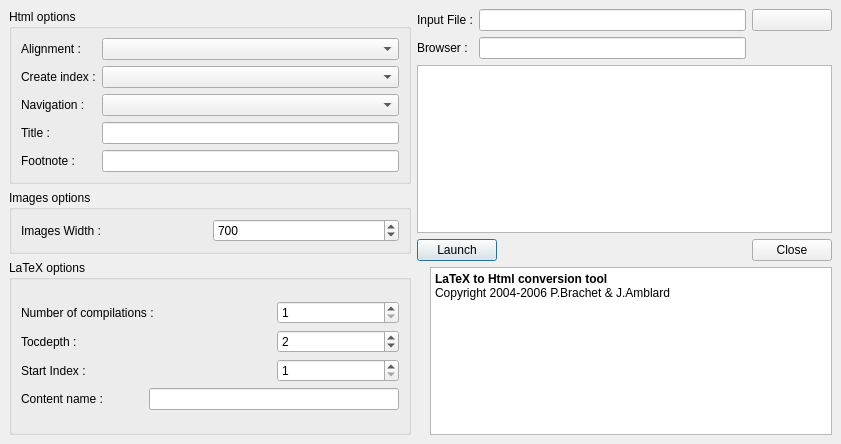
Qt form webpublishdialog.ui (svn2github/texstudio-trunk) before a commit.
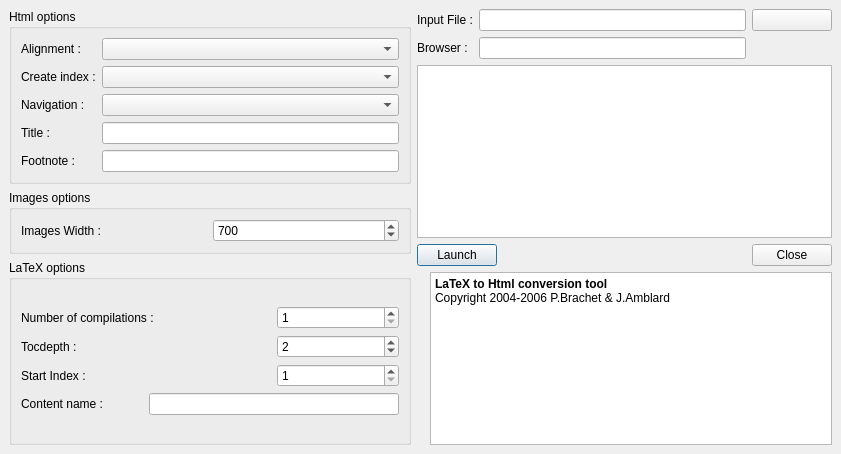
The same form after that commit. Icons and pictures are not drawn.

Commit message: fix icons in sub dialogs

```diff
--- a/webpublishdialog.ui
+++ b/webpublishdialog.ui
@@ -1,12 +1,12 @@
 <ui version="4.0" >
  <class>WebPublishDialog</class>
- <widget class="QDialog" name="WebPublishDialog" >
-  <property name="geometry" >
+ <widget class="QDialog" name="WebPublishDialog">
+  <property name="geometry">
    <rect>
     <x>0</x>
     <y>0</y>
     <width>841</width>
-    <height>444</height>
+    <height>454</height>
    </rect>
   </property>
   <property name="windowTitle" >
@@ -24,12 +24,13 @@
      <property name="readOnly" >
       <bool>true</bool>
      </property>
-     <property name="html" >
-      <string>&lt;html>&lt;head>&lt;meta name="qrichtext" content="1" />&lt;style type="text/css">
+     <property name="html">
+      <string>&lt;!DOCTYPE HTML PUBLIC &quot;-//W3C//DTD HTML 4.0//EN&quot; &quot;http://www.w3.org/TR/REC-html40/strict.dtd&quot;&gt;
+&lt;html&gt;&lt;head&gt;&lt;meta name=&quot;qrichtext&quot; content=&quot;1&quot; /&gt;&lt;style type=&quot;text/css&quot;&gt;
 p, li { white-space: pre-wrap; }
-&lt;/style>&lt;/head>&lt;body style=" font-family:'Sans Serif'; font-size:9pt; font-weight:400; font-style:normal; text-decoration:none;">
-&lt;p style=" margin-top:0px; margin-bottom:0px; margin-left:0px; margin-right:0px; -qt-block-indent:0; text-indent:0px; font-family:'Bitstream Vera Sans';">&lt;span style=" font-weight:600; color:#000000;">LaTeX to Html conversion tool&lt;/span>&lt;/p>
-&lt;p style=" margin-top:0px; margin-bottom:0px; margin-left:0px; margin-right:0px; -qt-block-indent:0; text-indent:0px; font-family:'Bitstream Vera Sans'; color:#000000;">Copyright 2004-2006 P.Brachet &amp;amp; J.Amblard&lt;/p>&lt;/body>&lt;/html></string>
+&lt;/style&gt;&lt;/head&gt;&lt;body style=&quot; font-family:'Sans'; font-size:10pt; font-weight:400; font-style:normal;&quot;&gt;
+&lt;p style=&quot; margin-top:0px; margin-bottom:0px; margin-left:0px; margin-right:0px; -qt-block-indent:0; text-indent:0px;&quot;&gt;&lt;span style=&quot; font-family:'Bitstream Vera Sans'; font-size:9pt; font-weight:600; color:#000000;&quot;&gt;LaTeX to Html conversion tool&lt;/span&gt;&lt;/p&gt;
+&lt;p style=&quot; margin-top:0px; margin-bottom:0px; margin-left:0px; margin-right:0px; -qt-block-indent:0; text-indent:0px;&quot;&gt;&lt;span style=&quot; font-family:'Bitstream Vera Sans'; font-size:9pt; color:#000000;&quot;&gt;Copyright 2004-2006 P.Brachet &amp;amp; J.Amblard&lt;/span&gt;&lt;/p&gt;&lt;/body&gt;&lt;/html&gt;</string>
      </property>
     </widget>
    </item>
@@ -68,13 +69,13 @@
           <property name="toolTip" >
            <string>Number of latex compilations for the input file</string>
           </property>
-          <property name="maximum" >
+          <property name="minimum">
+           <number>1</number>
+          </property>
+          <property name="maximum">
            <number>3</number>
           </property>
-          <property name="minimum" >
-           <number>1</number>
-          </property>
-          <property name="value" >
+          <property name="value">
            <number>1</number>
           </property>
          </widget>
@@ -112,13 +113,13 @@
           <property name="toolTip" >
            <string>The number of the ps page corresponding to the first numberline indexed in the toc file</string>
           </property>
-          <property name="maximum" >
+          <property name="minimum">
+           <number>1</number>
+          </property>
+          <property name="maximum">
            <number>5000</number>
           </property>
-          <property name="minimum" >
-           <number>1</number>
-          </property>
-          <property name="value" >
+          <property name="value">
            <number>1</number>
           </property>
          </widget>
@@ -128,13 +129,13 @@
           <property name="toolTip" >
            <string>Set the value of the LaTeX tocdepth counter</string>
           </property>
-          <property name="maximum" >
-           <number>3</number>
-          </property>
-          <property name="minimum" >
+          <property name="minimum">
            <number>1</number>
           </property>
-          <property name="value" >
+          <property name="maximum">
+           <number>3</number>
+          </property>
+          <property name="value">
            <number>2</number>
           </property>
          </widget>
```
Left out of the diff: 278 changed lines with no effect on the pictures. The commit also changes 1 other file.
